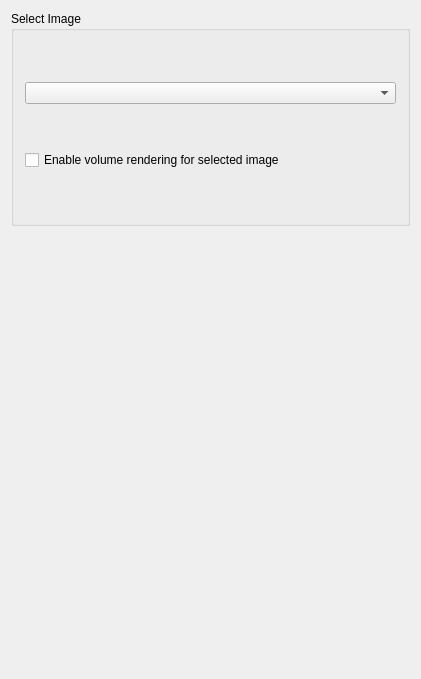
The window that Modules/Bundles/org.mitk.gui.qt.volumevisualization/src/internal/QmitkVolumeVisualizationViewControls.ui (MITK/MITK) describes before a commit, drawn with Qt 5.
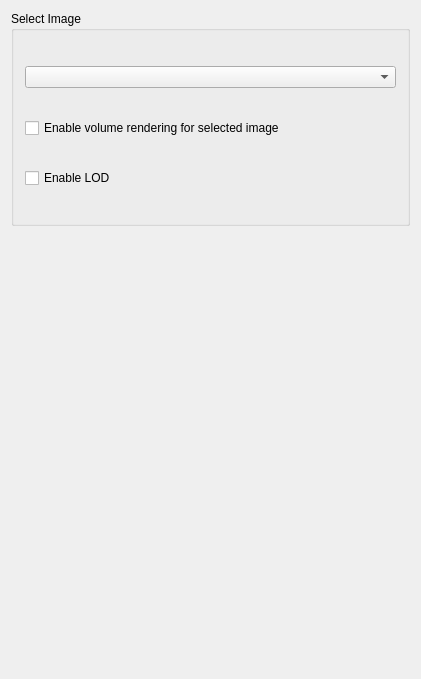
The same window after the commit. Custom widgets are drawn as their Qt base class.

Commit message: CHG (#2733): moved title into transferfunction widgets

```diff
--- a/Modules/Bundles/org.mitk.gui.qt.volumevisualization/src/internal/QmitkVolumeVisualizationViewControls.ui
+++ b/Modules/Bundles/org.mitk.gui.qt.volumevisualization/src/internal/QmitkVolumeVisualizationViewControls.ui
@@ -48,6 +48,13 @@
         </property>
        </widget>
       </item>
+      <item>
+       <widget class="QCheckBox" name="m_EnableLOD">
+        <property name="text">
+         <string>Enable LOD</string>
+        </property>
+       </widget>
+      </item>
      </layout>
     </widget>
    </item>
```
The commit also changes 5 other files.
